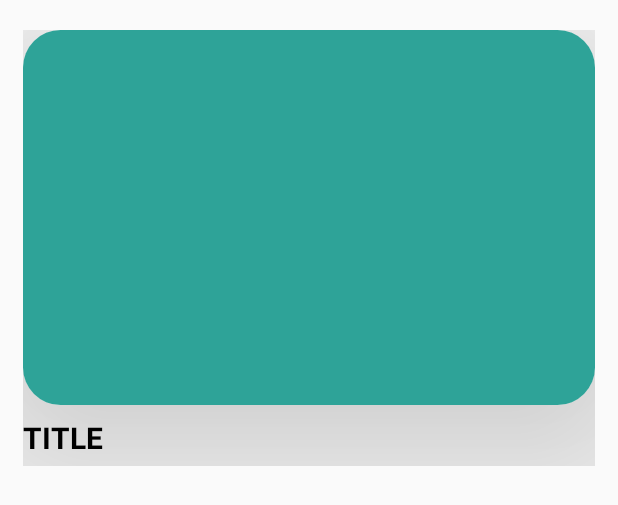
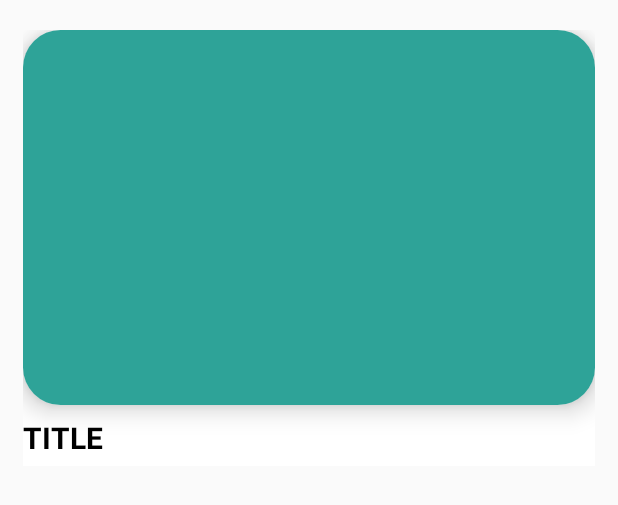
Before and after one commit to ukmumair/UnvNewsApp, an Android app: the layout listitems.xml on its own in the app's theme, with its tools: preview values and no code run, on a phone screen of 412 x 824 dp. Shown: the top 505 px of the screen. Run offline under Robolectric (Android 15) with nearby library versions, the phone set to English and light mode, and no system bars.

```diff
--- a/app/src/main/java/com/unvnews/unvnews/SearchActivity.java
+++ b/app/src/main/java/com/unvnews/unvnews/SearchActivity.java
@@ -7,7 +7,6 @@ import android.widget.EditText;
 import android.widget.ProgressBar;
 
 import androidx.appcompat.app.AppCompatActivity;
-import androidx.recyclerview.widget.ListAdapter;
 import androidx.recyclerview.widget.RecyclerView;
 
 import com.google.android.material.appbar.MaterialToolbar;
@@ -40,9 +39,8 @@ public class SearchActivity extends AppCompatActivity {
         searchButton = findViewById(R.id.searchButton);
         recyclerView = findViewById(R.id.searchRecyclerView);
         toolbar = findViewById(R.id.toolbarSearch);
-        searchProgressBar = findViewById(R.id.searchprogressBar);
+        searchProgressBar = findViewById(R.id.searchProgressBar);
         toolbar.setNavigationOnClickListener(v -> finish());
-
         searchButton.setOnClickListener(v -> {
                 searchProgressBar.setVisibility(View.VISIBLE);
                 LoadSearchedNews();
--- a/app/src/main/res/layout/activity_search.xml
+++ b/app/src/main/res/layout/activity_search.xml
@@ -58,15 +58,15 @@
         android:layout_marginTop="8dp"
         android:layout_marginEnd="8dp"
         android:layout_marginBottom="8dp"
+        app:layoutManager="androidx.recyclerview.widget.LinearLayoutManager"
         android:orientation="vertical"
-        app:layoutManager="androidx.recyclerview.widget.LinearLayoutManager"
         app:layout_constraintBottom_toBottomOf="parent"
         app:layout_constraintEnd_toEndOf="parent"
         app:layout_constraintStart_toStartOf="parent"
         app:layout_constraintTop_toBottomOf="@+id/searchButton" />
 
     <ProgressBar
-        android:id="@+id/searchprogressBar"
+        android:id="@+id/searchProgressBar"
         style="?android:attr/progressBarStyle"
         android:layout_width="wrap_content"
         android:layout_height="wrap_content"
--- a/app/src/main/res/layout/listitems.xml
+++ b/app/src/main/res/layout/listitems.xml
@@ -15,8 +15,7 @@
         app:cardCornerRadius="25dp"
         android:layout_marginBottom="16dp"
         android:background="@color/colorPrimaryDark"
-        android:elevation="100dp"
-        app:cardElevation="100dp"
+        app:cardElevation="10dp"
         app:layout_constraintEnd_toEndOf="parent"
         app:layout_constraintStart_toStartOf="parent"
         app:layout_constraintTop_toTopOf="parent">
```
Also changed, not shown: app/src/main/java/com/unvnews/unvnews/MyAdapter.java (+2 -8 lines).
